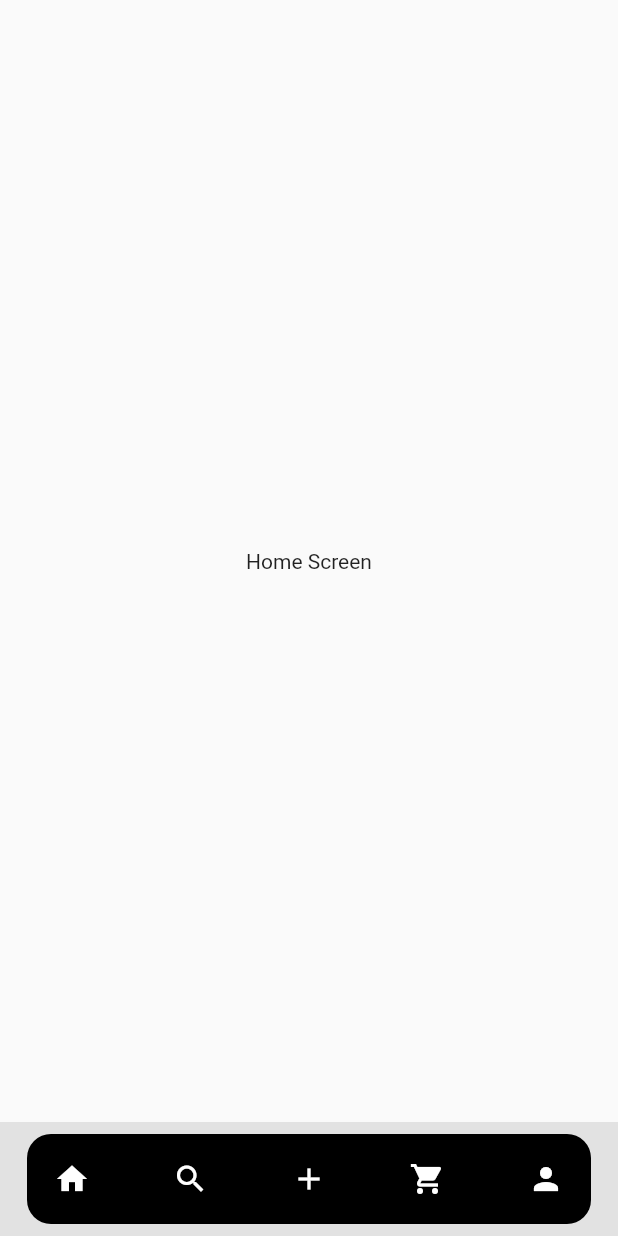
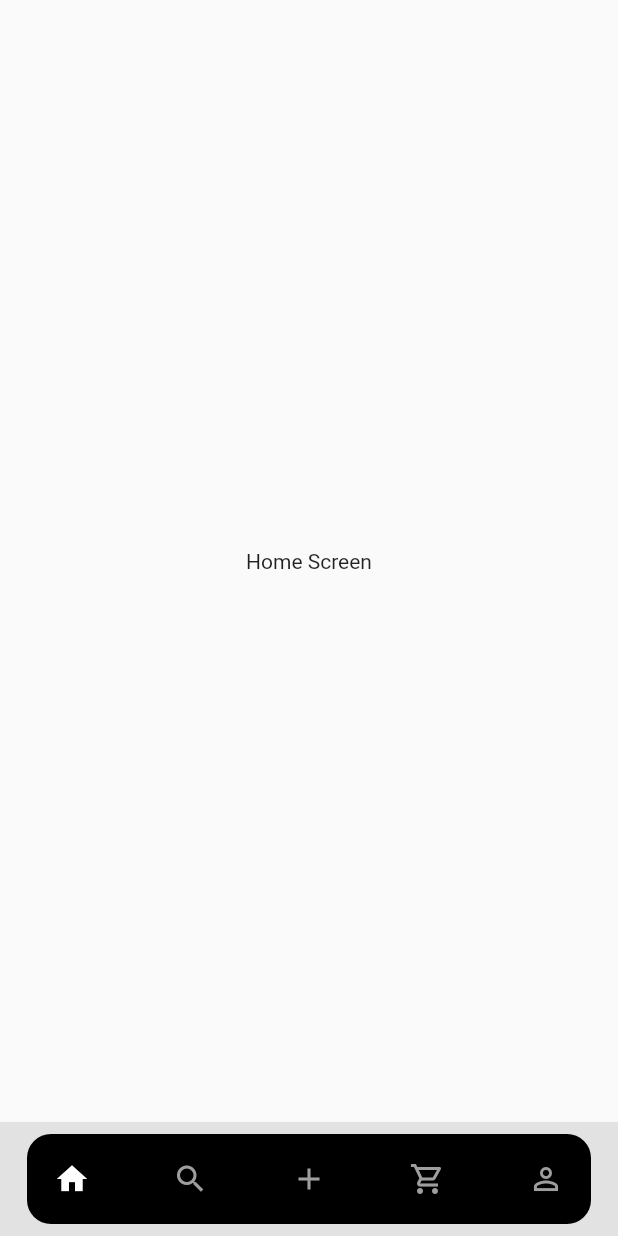
Before and after one commit to pakobarbakadze/troy-client, a Flutter app: the screen it shows after launch, on a phone screen of 412 x 824 dp. Run offline on Flutter 3.47's test engine with Material 2 defaults, Android fonts, the phone set to English and light mode, and no system bars; our stand-ins replace flutter_riverpod.

Commit message:
feat: highlight nav element

```diff
--- a/lib/features/shared/bottom_nav/bottom_nav.dart
+++ b/lib/features/shared/bottom_nav/bottom_nav.dart
@@ -11,6 +11,9 @@ class BottomNav extends ConsumerWidget {
 
   @override
   Widget build(BuildContext context, WidgetRef ref) {
+    ref.watch(screenProvider);
+    int selectedIndex = ref.read(screenProvider.notifier).screenIndex;
+
     return SafeArea(
       child: Padding(
         padding: const EdgeInsets.all(8),
@@ -27,31 +30,38 @@ class BottomNav extends ConsumerWidget {
             mainAxisAlignment: MainAxisAlignment.spaceBetween,
             children: [
               NavElement(
-                icon: Icons.home,
+                icon: selectedIndex == 0 ? Icons.home : Icons.home_outlined,
+                isSelected: selectedIndex == 0 ? true : false,
                 onTap: () {
                   ref.read(screenProvider.notifier).setScreen(0);
                 },
               ),
               NavElement(
-                icon: Icons.search,
+                icon: selectedIndex == 1 ? Icons.search : Icons.search_outlined,
+                isSelected: selectedIndex == 1 ? true : false,
                 onTap: () {
                   ref.read(screenProvider.notifier).setScreen(1);
                 },
               ),
               NavElement(
-                icon: Icons.add,
+                icon: selectedIndex == 2 ? Icons.add : Icons.add_outlined,
+                isSelected: selectedIndex == 2 ? true : false,
                 onTap: () {
                   ref.read(screenProvider.notifier).setScreen(2);
                 },
               ),
               NavElement(
-                icon: Icons.shopping_cart,
+                icon: selectedIndex == 3
+                    ? Icons.shopping_cart
+                    : Icons.shopping_cart_outlined,
+                isSelected: selectedIndex == 3 ? true : false,
                 onTap: () {
                   ref.read(screenProvider.notifier).setScreen(3);
                 },
               ),
               NavElement(
-                icon: Icons.person,
+                icon: selectedIndex == 4 ? Icons.person : Icons.person_outline,
+                isSelected: selectedIndex == 4 ? true : false,
                 onTap: () {
                   ref.read(screenProvider.notifier).setScreen(4);
                 },
--- a/lib/features/shared/bottom_nav/nav_element.dart
+++ b/lib/features/shared/bottom_nav/nav_element.dart
@@ -1,10 +1,16 @@
 import 'package:flutter/material.dart';
 
 class NavElement extends StatelessWidget {
-  const NavElement({super.key, required this.onTap, required this.icon});
+  const NavElement({
+    super.key,
+    required this.onTap,
+    required this.icon,
+    required this.isSelected,
+  });
 
   final void Function() onTap;
   final IconData? icon;
+  final bool isSelected;
 
   @override
   Widget build(BuildContext context) {
@@ -15,7 +21,7 @@ class NavElement extends StatelessWidget {
         width: 36,
         child: Icon(
           icon,
-          color: Colors.white,
+          color: isSelected ? Colors.white : Colors.grey,
         ),
       ),
     );
--- a/lib/providers/screen_provider.dart
+++ b/lib/providers/screen_provider.dart
@@ -23,4 +23,8 @@ class ScreenNotifier extends StateNotifier<Widget> {
   void setScreen(int index) {
     state = screenList[index];
   }
+
+  int get screenIndex {
+    return screenList.indexOf(state);
+  }
 }
```
